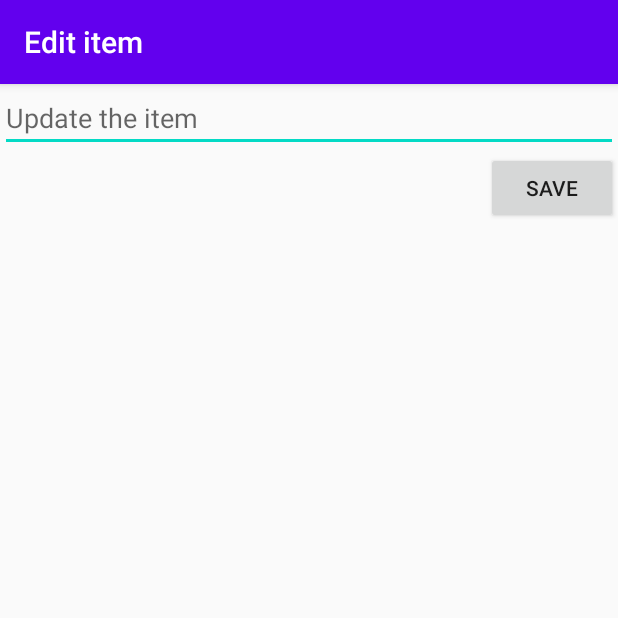
After one commit to Inventrohyder/SimpleToDo_codePathPreWork, an Android app: the EditActivity screen opened directly, with no data from a screen before it, on a phone screen of 412 x 824 dp, the top half of it. The commit adds this screen. Run offline under Robolectric (Android 15) with nearby library versions, the phone set to English and light mode, and no system bars.

Commit message:
✨ feat: Add a todo item editing functionality

```diff
--- a/app/src/main/AndroidManifest.xml
+++ b/app/src/main/AndroidManifest.xml
@@ -3,12 +3,13 @@
     package="com.inventrohyder.simpletodo_codepath">
 
     <application
-        android:allowBackup="true"
+        android:allowBackup="false"
         android:icon="@mipmap/ic_launcher"
         android:label="@string/app_name"
         android:roundIcon="@mipmap/ic_launcher_round"
         android:supportsRtl="true"
         android:theme="@style/AppTheme">
+        <activity android:name=".EditActivity" />
         <activity android:name=".MainActivity">
             <intent-filter>
                 <action android:name="android.intent.action.MAIN" />
--- /dev/null
+++ b/app/src/main/java/com/inventrohyder/simpletodo_codepath/EditActivity.java
@@ -0,0 +1,48 @@
+package com.inventrohyder.simpletodo_codepath;
+
+import android.content.Intent;
+import android.os.Bundle;
+import android.view.View;
+import android.widget.Button;
+import android.widget.EditText;
+
+import androidx.appcompat.app.AppCompatActivity;
+
+import java.util.Objects;
+
+public class EditActivity extends AppCompatActivity {
+
+    private EditText mEtItem;
+    private Button mBtnSave;
+
+    @Override
+    protected void onCreate(Bundle savedInstanceState) {
+        super.onCreate(savedInstanceState);
+        setContentView(R.layout.activity_edit);
+
+        mEtItem = findViewById(R.id.etItem);
+        mBtnSave = findViewById(R.id.btnSave);
+
+        Objects.requireNonNull(getSupportActionBar()).setTitle(R.string.edit_item);
+
+        mEtItem.setText(getIntent().getStringExtra(MainActivity.KEY_ITEM_TEXT));
+
+        // When the user is done editing, they click the save button
+        mBtnSave.setOnClickListener(new View.OnClickListener() {
+            @Override
+            public void onClick(View view) {
+                // Create an intent which will contain the results of what the user is modifying
+                Intent intent = new Intent();
+                // pass the data results of editing
+                intent.putExtra(MainActivity.KEY_ITEM_TEXT, mEtItem.getText().toString());
+                intent.putExtra(MainActivity.KEY_ITEM_POSITION, Objects.requireNonNull(getIntent().getExtras()).getInt(MainActivity.KEY_ITEM_POSITION));
+
+                //set the result of the intent
+                setResult(RESULT_OK, intent);
+
+                // finish activity, close the screen and go back
+                finish();
+            }
+        });
+    }
+}
--- /dev/null
+++ b/app/src/main/res/layout/activity_edit.xml
@@ -0,0 +1,28 @@
+<?xml version="1.0" encoding="utf-8"?>
+<androidx.constraintlayout.widget.ConstraintLayout xmlns:android="http://schemas.android.com/apk/res/android"
+    xmlns:app="http://schemas.android.com/apk/res-auto"
+    xmlns:tools="http://schemas.android.com/tools"
+    android:layout_width="match_parent"
+    android:layout_height="match_parent"
+    tools:context=".EditActivity">
+
+    <Button
+        android:id="@+id/btnSave"
+        android:layout_width="wrap_content"
+        android:layout_height="wrap_content"
+        android:text="@string/save"
+        app:layout_constraintEnd_toEndOf="parent"
+        app:layout_constraintTop_toBottomOf="@+id/etItem" />
+
+    <EditText
+        android:id="@+id/etItem"
+        android:layout_width="0dp"
+        android:layout_height="wrap_content"
+        android:ems="10"
+        android:hint="@string/update_the_item"
+        android:importantForAutofill="no"
+        android:inputType="text"
+        app:layout_constraintEnd_toEndOf="parent"
+        app:layout_constraintStart_toStartOf="parent"
+        app:layout_constraintTop_toTopOf="parent" />
+</androidx.constraintlayout.widget.ConstraintLayout>
--- a/app/src/main/res/values/strings.xml
+++ b/app/src/main/res/values/strings.xml
@@ -4,4 +4,7 @@
     <string name="add_and_item_here">Add and Item here</string>
     <string name="item_added">Item was added</string>
     <string name="item_removed">Item was removed</string>
+    <string name="update_the_item">Update the item</string>
+    <string name="save">Save</string>
+    <string name="edit_item">Edit item</string>
 </resources>
```
Also changed, not shown: app/src/main/java/com/inventrohyder/simpletodo_codepath/ItemsAdapter.java (+19 -7 lines), app/src/main/java/com/inventrohyder/simpletodo_codepath/MainActivity.java (+45 -1 lines).
